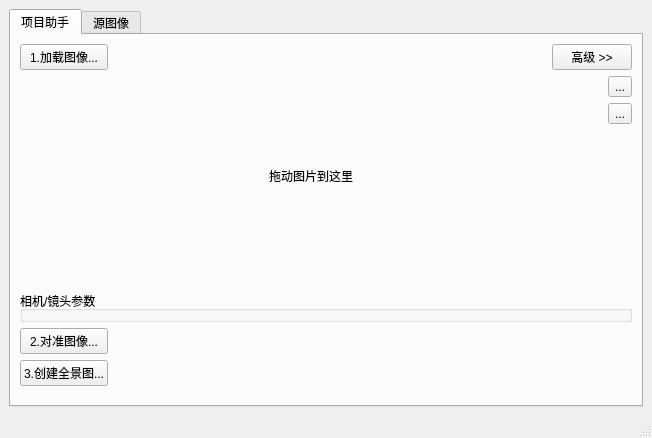
The window that QPano3/qpano3mainwindow.ui (hotsauce1861/QPano) describes before a commit, drawn with Qt 5.
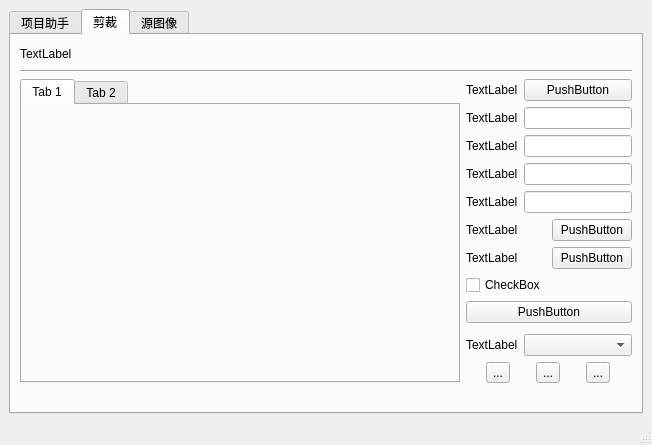
The same window after the commit. Custom widgets are drawn as their Qt base class.

Commit message: 添加剪裁页面布局

The edit to the form file:
```diff
--- a/QPano3/qpano3mainwindow.ui
+++ b/QPano3/qpano3mainwindow.ui
@@ -7,20 +7,20 @@
     <x>0</x>
     <y>0</y>
     <width>652</width>
-    <height>438</height>
+    <height>445</height>
    </rect>
   </property>
   <property name="windowTitle">
    <string>MainWindow</string>
   </property>
   <widget class="QWidget" name="centralwidget">
-   <layout class="QGridLayout" name="gridLayout_2">
-    <item row="0" column="0">
-     <layout class="QVBoxLayout" name="verticalLayout">
-      <item>
+   <layout class="QVBoxLayout" name="verticalLayout">
+    <item>
+     <layout class="QGridLayout" name="gridLayout_4">
+      <item row="0" column="0">
        <widget class="QTabWidget" name="tabWidget">
         <property name="currentIndex">
-         <number>0</number>
+         <number>1</number>
         </property>
         <widget class="QWidget" name="tab">
          <attribute name="title">
@@ -29,35 +29,59 @@
          <layout class="QVBoxLayout" name="verticalLayout_2">
           <item>
            <layout class="QGridLayout" name="gridLayout">
-            <item row="8" column="0" colspan="4">
-             <widget class="QGroupBox" name="groupBoxCameraParam">
-              <property name="title">
-               <string>相机/镜头参数</string>
-              </property>
-             </widget>
-            </item>
-            <item row="4" column="3">
-             <widget class="QToolButton" name="toolButtonSpinN">
-              <property name="text">
-               <string>...</string>
-              </property>
-             </widget>
-            </item>
-            <item row="1" column="2" colspan="2">
-             <widget class="QPushButton" name="pushButtonAdvancedOpts">
-              <property name="text">
-               <string>高级 &gt;&gt;</string>
-              </property>
-             </widget>
-            </item>
-            <item row="9" column="0">
+            <item row="8" column="0">
              <widget class="QPushButton" name="pushButtonStitchImg">
               <property name="text">
                <string>2.对准图像...</string>
               </property>
              </widget>
             </item>
-            <item row="10" column="1" colspan="3">
+            <item row="5" column="3">
+             <spacer name="verticalSpacer">
+              <property name="orientation">
+               <enum>Qt::Vertical</enum>
+              </property>
+              <property name="sizeHint" stdset="0">
+               <size>
+                <width>20</width>
+                <height>40</height>
+               </size>
+              </property>
+             </spacer>
+            </item>
+            <item row="3" column="3">
+             <widget class="QToolButton" name="toolButtonSpinP">
+              <property name="autoFillBackground">
+               <bool>true</bool>
+              </property>
+              <property name="text">
+               <string>...</string>
+              </property>
+              <property name="checkable">
+               <bool>false</bool>
+              </property>
+              <property name="autoRepeat">
+               <bool>false</bool>
+              </property>
+              <property name="autoRaise">
+               <bool>false</bool>
+              </property>
+             </widget>
+            </item>
+            <item row="8" column="1" colspan="3">
+             <spacer name="horizontalSpacer_3">
+              <property name="orientation">
+               <enum>Qt::Horizontal</enum>
+              </property>
+              <property name="sizeHint" stdset="0">
+               <size>
+                <width>40</width>
+                <height>20</height>
+               </size>
+              </property>
+             </spacer>
+            </item>
+            <item row="9" column="1" colspan="3">
              <spacer name="horizontalSpacer">
               <property name="orientation">
                <enum>Qt::Horizontal</enum>
@@ -70,8 +94,18 @@
               </property>
              </spacer>
             </item>
+            <item row="7" column="0" colspan="4">
+             <widget class="QGroupBox" name="groupBoxCameraParam">
+              <property name="title">
+               <string>相机/镜头参数</string>
+              </property>
+             </widget>
+            </item>
             <item row="3" column="0" rowspan="3" colspan="3">
              <layout class="QHBoxLayout" name="horizontalLayoutInputImgDock">
+              <property name="topMargin">
+               <number>5</number>
+              </property>
               <item>
                <widget class="GwLabelPanel" name="labelPanel">
                 <property name="minimumSize">
@@ -93,20 +127,7 @@
               </item>
              </layout>
             </item>
-            <item row="7" column="0" colspan="4">
-             <spacer name="verticalSpacer_3">
-              <property name="orientation">
-               <enum>Qt::Vertical</enum>
-              </property>
-              <property name="sizeHint" stdset="0">
-               <size>
-                <width>20</width>
-                <height>40</height>
-               </size>
-              </property>
-             </spacer>
-            </item>
-            <item row="11" column="0" colspan="4">
+            <item row="10" column="0" colspan="4">
              <spacer name="verticalSpacer_2">
               <property name="orientation">
                <enum>Qt::Vertical</enum>
@@ -119,21 +140,8 @@
               </property>
              </spacer>
             </item>
-            <item row="9" column="1" colspan="3">
-             <spacer name="horizontalSpacer_3">
-              <property name="orientation">
-               <enum>Qt::Horizontal</enum>
-              </property>
-              <property name="sizeHint" stdset="0">
-               <size>
-                <width>40</width>
-                <height>20</height>
-               </size>
-              </property>
-             </spacer>
-            </item>
-            <item row="3" column="3">
-             <widget class="QToolButton" name="toolButtonSpinP">
+            <item row="4" column="3">
+             <widget class="QToolButton" name="toolButtonSpinN">
               <property name="text">
                <string>...</string>
               </property>
@@ -159,7 +167,7 @@
               </property>
              </widget>
             </item>
-            <item row="10" column="0">
+            <item row="9" column="0">
              <widget class="QPushButton" name="pushButtonOutputImg">
               <property name="text">
                <string>3.创建全景图...</string>
@@ -178,6 +186,232 @@
                </size>
               </property>
              </spacer>
+            </item>
+            <item row="1" column="2" colspan="2">
+             <widget class="QPushButton" name="pushButtonAdvancedOpts">
+              <property name="text">
+               <string>高级 &gt;&gt;</string>
+              </property>
+             </widget>
+            </item>
+           </layout>
+          </item>
+         </layout>
+        </widget>
+        <widget class="QWidget" name="tab_3">
+         <attribute name="title">
+          <string>剪裁</string>
+         </attribute>
+         <layout class="QGridLayout" name="gridLayout_5">
+          <item row="0" column="0">
+           <layout class="QVBoxLayout" name="verticalLayout_3">
+            <item>
+             <widget class="QLabel" name="label">
+              <property name="minimumSize">
+               <size>
+                <width>20</width>
+                <height>20</height>
+               </size>
+              </property>
+              <property name="maximumSize">
+               <size>
+                <width>16777215</width>
+                <height>20</height>
+               </size>
+              </property>
+              <property name="text">
+               <string>TextLabel</string>
+              </property>
+             </widget>
+            </item>
+            <item>
+             <widget class="Line" name="line">
+              <property name="orientation">
+               <enum>Qt::Horizontal</enum>
+              </property>
+             </widget>
+            </item>
+            <item>
+             <layout class="QGridLayout" name="gridLayout_3">
+              <item row="6" column="1" colspan="2">
+               <widget class="QLabel" name="label_7">
+                <property name="text">
+                 <string>TextLabel</string>
+                </property>
+               </widget>
+              </item>
+              <item row="5" column="1" colspan="2">
+               <widget class="QLabel" name="label_8">
+                <property name="text">
+                 <string>TextLabel</string>
+                </property>
+               </widget>
+              </item>
+              <item row="9" column="1" colspan="3">
+               <spacer name="verticalSpacer_3">
+                <property name="orientation">
+                 <enum>Qt::Vertical</enum>
+                </property>
+                <property name="sizeHint" stdset="0">
+                 <size>
+                  <width>20</width>
+                  <height>40</height>
+                 </size>
+                </property>
+               </spacer>
+              </item>
+              <item row="6" column="3">
+               <widget class="QPushButton" name="pushButton_4">
+                <property name="text">
+                 <string>PushButton</string>
+                </property>
+               </widget>
+              </item>
+              <item row="4" column="2" colspan="2">
+               <widget class="QLineEdit" name="lineEdit_2"/>
+              </item>
+              <item row="5" column="3">
+               <widget class="QPushButton" name="pushButton_3">
+                <property name="text">
+                 <string>PushButton</string>
+                </property>
+               </widget>
+              </item>
+              <item row="1" column="2" colspan="2">
+               <widget class="QLineEdit" name="lineEdit">
+                <property name="minimumSize">
+                 <size>
+                  <width>20</width>
+                  <height>0</height>
+                 </size>
+                </property>
+               </widget>
+              </item>
+              <item row="13" column="0" colspan="3">
+               <spacer name="horizontalSpacer_4">
+                <property name="orientation">
+                 <enum>Qt::Horizontal</enum>
+                </property>
+                <property name="sizeHint" stdset="0">
+                 <size>
+                  <width>40</width>
+                  <height>20</height>
+                 </size>
+                </property>
+               </spacer>
+              </item>
+              <item row="0" column="2" colspan="2">
+               <widget class="QPushButton" name="pushButton_2">
+                <property name="text">
+                 <string>PushButton</string>
+                </property>
+               </widget>
+              </item>
+              <item row="0" column="1">
+               <widget class="QLabel" name="label_6">
+                <property name="text">
+                 <string>TextLabel</string>
+                </property>
+               </widget>
+              </item>
+              <item row="10" column="2" colspan="2">
+               <widget class="QComboBox" name="comboBox"/>
+              </item>
+              <item row="1" column="1">
+               <widget class="QLabel" name="label_5">
+                <property name="text">
+                 <string>TextLabel</string>
+                </property>
+               </widget>
+              </item>
+              <item row="8" column="1" colspan="3">
+               <widget class="QPushButton" name="pushButton">
+                <property name="text">
+                 <string>PushButton</string>
+                </property>
+               </widget>
+              </item>
+              <item row="2" column="2" colspan="2">
+               <widget class="QLineEdit" name="lineEdit_4"/>
+              </item>
+              <item row="7" column="1" colspan="3">
+               <widget class="QCheckBox" name="checkBox">
+                <property name="text">
+                 <string>CheckBox</string>
+                </property>
+               </widget>
+              </item>
+              <item row="3" column="1">
+               <widget class="QLabel" name="label_3">
+                <property name="text">
+                 <string>TextLabel</string>
+                </property>
+               </widget>
+              </item>
+              <item row="3" column="2" colspan="2">
+               <widget class="QLineEdit" name="lineEdit_3"/>
+              </item>
+              <item row="10" column="1">
+               <widget class="QLabel" name="label_9">
+                <property name="text">
+                 <string>TextLabel</string>
+                </property>
+               </widget>
+              </item>
+              <item row="2" column="1">
+               <widget class="QLabel" name="label_2">
+                <property name="text">
+                 <string>TextLabel</string>
+                </property>
+               </widget>
+              </item>
+              <item row="4" column="1">
+               <widget class="QLabel" name="label_4">
+                <property name="text">
+                 <string>TextLabel</string>
+                </property>
+               </widget>
+              </item>
+              <item row="11" column="1" colspan="3">
+               <layout class="QHBoxLayout" name="horizontalLayout">
+                <item>
+                 <widget class="QToolButton" name="toolButton">
+                  <property name="text">
+                   <string>...</string>
+                  </property>
+                 </widget>
+                </item>
+                <item>
+                 <widget class="QToolButton" name="toolButton_2">
+                  <property name="text">
+                   <string>...</string>
+                  </property>
+                 </widget>
+                </item>
+                <item>
+                 <widget class="QToolButton" name="toolButton_3">
+                  <property name="text">
+                   <string>...</string>
+                  </property>
+                 </widget>
+                </item>
+               </layout>
+              </item>
+              <item row="0" column="0" rowspan="12">
+               <widget class="QTabWidget" name="tabWidget_2">
+                <widget class="QWidget" name="tab_4">
+                 <attribute name="title">
+                  <string>Tab 1</string>
+                 </attribute>
+                </widget>
+                <widget class="QWidget" name="tab_5">
+                 <attribute name="title">
+                  <string>Tab 2</string>
+                 </attribute>
+                </widget>
+               </widget>
+              </item>
+             </layout>
             </item>
            </layout>
           </item>
```
Left out of the diff: 29 changed lines with no effect on the pictures. The commit also changes 7 other files.
